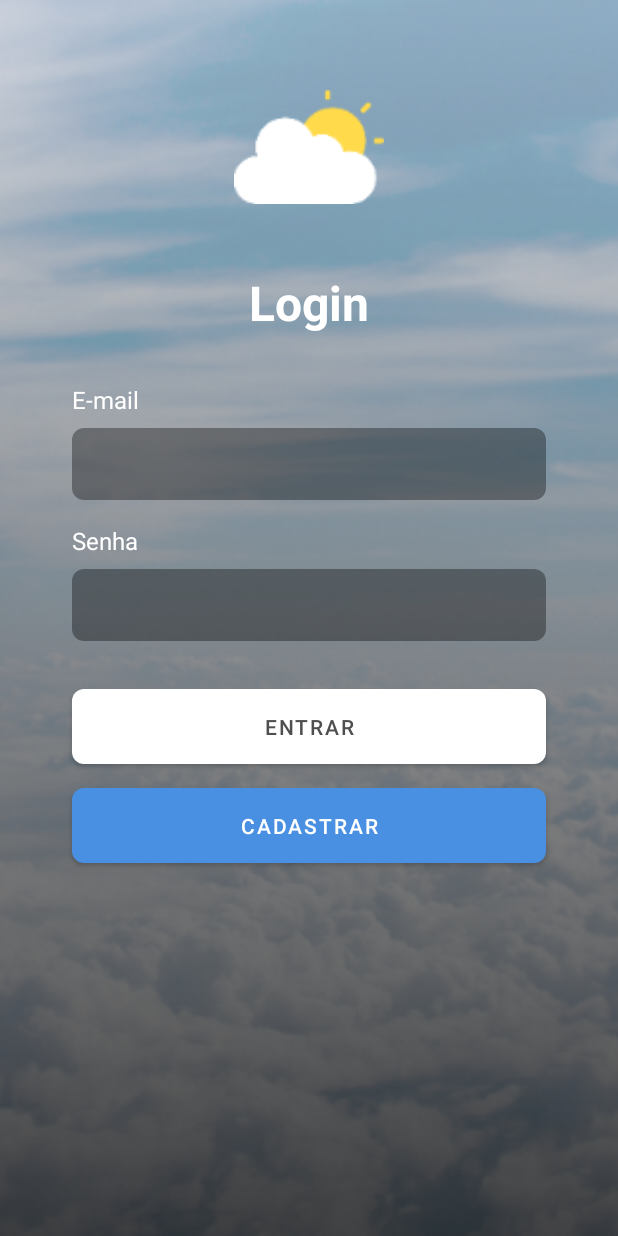
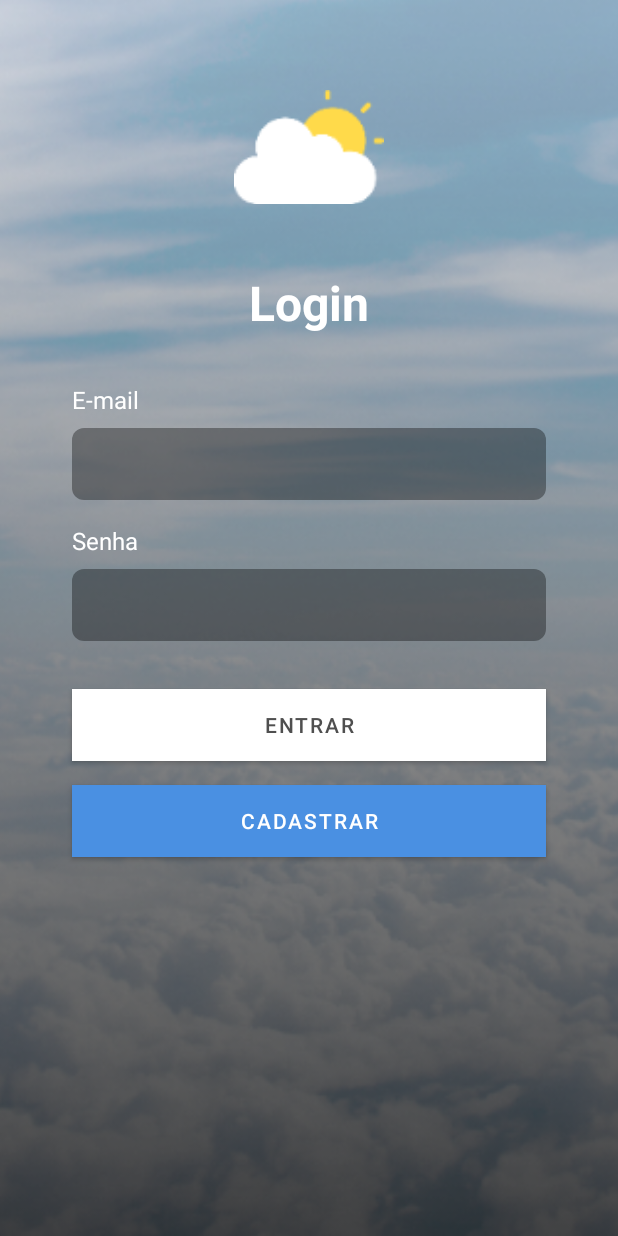
Before and after one commit to roblima92/trabalho-dispositivos-moveis, an Android app: the layout activity_login.xml on its own in the app's theme, with its tools: preview values and no code run, on a phone screen of 412 x 824 dp. Run offline under Robolectric (Android 15) with nearby library versions, the phone set to English and light mode, and no system bars.

Commit message:
Add login xml

```diff
--- a/app/src/main/AndroidManifest.xml
+++ b/app/src/main/AndroidManifest.xml
@@ -23,12 +23,12 @@
                 <category android:name="android.intent.category.LAUNCHER" />
             </intent-filter>
         </activity>
+        <activity android:name=".LoginActivity" android:theme="@style/AppTheme.Fullscreen" />
         <activity android:name=".TripDetailsActivity" />
         <activity android:name=".TripActivity" />
         <activity android:name=".HomeActivity" />
         <activity android:name=".ProfileActivity" />
         <activity android:name=".RegisterActivity" />
-        <activity android:name=".LoginActivity" />
     </application>
 
 </manifest>
--- a/app/src/main/java/com/example/trabalho/SplashScreenActivity.java
+++ b/app/src/main/java/com/example/trabalho/SplashScreenActivity.java
@@ -16,7 +16,7 @@ public class SplashScreenActivity extends AppCompatActivity {
     }
 
     private void showLogin() {
-        Intent intent = new Intent(SplashScreenActivity.this, TripActivity.class);
+        Intent intent = new Intent(SplashScreenActivity.this, LoginActivity.class);
         startActivity(intent);
     }
 }
--- a/app/src/main/res/layout/activity_login.xml
+++ b/app/src/main/res/layout/activity_login.xml
@@ -73,6 +73,8 @@
         android:background="@drawable/input_login"
         android:ems="10"
         android:inputType="textEmailAddress"
+        android:paddingLeft="16dp"
+        android:paddingRight="16dp"
         app:layout_constraintEnd_toEndOf="parent"
         app:layout_constraintStart_toStartOf="parent"
         app:layout_constraintTop_toBottomOf="@+id/email_label" />
@@ -104,6 +106,8 @@
         android:background="@drawable/input_login"
         android:ems="10"
         android:inputType="textPassword"
+        android:paddingLeft="16dp"
+        android:paddingRight="16dp"
         app:layout_constraintEnd_toEndOf="parent"
         app:layout_constraintStart_toStartOf="parent"
         app:layout_constraintTop_toBottomOf="@+id/password_label" />
@@ -112,18 +116,24 @@
     <Button
         android:id="@+id/login_button"
         android:layout_width="0dp"
-        android:layout_height="50dp"
+        android:layout_height="wrap_content"
         android:layout_marginStart="48dp"
         android:layout_marginLeft="48dp"
         android:layout_marginTop="32dp"
         android:layout_marginEnd="48dp"
         android:layout_marginRight="48dp"
-        android:insetTop="0dp"
-        android:insetBottom="0dp"
+        android:background="#FFFFFF"
+        android:contentDescription="@string/login_button"
+        android:insetLeft="1dp"
+        android:insetTop="1dp"
+        android:insetRight="1dp"
+        android:insetBottom="1dp"
+        android:padding="8dp"
         android:text="@string/login_button"
         android:textColor="#4F4F4F"
         app:backgroundTint="#FFFFFF"
         app:cornerRadius="8dp"
+        app:elevation="0dp"
         app:layout_constraintEnd_toEndOf="parent"
         app:layout_constraintStart_toStartOf="parent"
         app:layout_constraintTop_toBottomOf="@+id/password_input" />
@@ -132,20 +142,25 @@
     <Button
         android:id="@+id/register_button"
         android:layout_width="0dp"
-        android:layout_height="50dp"
+        android:layout_height="wrap_content"
         android:layout_marginStart="48dp"
         android:layout_marginLeft="48dp"
         android:layout_marginTop="16dp"
         android:layout_marginEnd="48dp"
         android:layout_marginRight="48dp"
-        android:insetTop="0dp"
-        android:insetBottom="0dp"
+        android:background="#4A90E2"
+        android:contentDescription="@string/register_button"
+        android:insetLeft="1dp"
+        android:insetTop="1dp"
+        android:insetRight="1dp"
+        android:insetBottom="1dp"
+        android:padding="8dp"
         android:text="@string/register_button"
         android:textColor="#FFFFFF"
         app:backgroundTint="#4A90E2"
         app:cornerRadius="8dp"
+        app:elevation="0dp"
         app:layout_constraintEnd_toEndOf="parent"
-        app:layout_constraintHorizontal_bias="0.0"
         app:layout_constraintStart_toStartOf="parent"
         app:layout_constraintTop_toBottomOf="@+id/login_button" />
 
```
